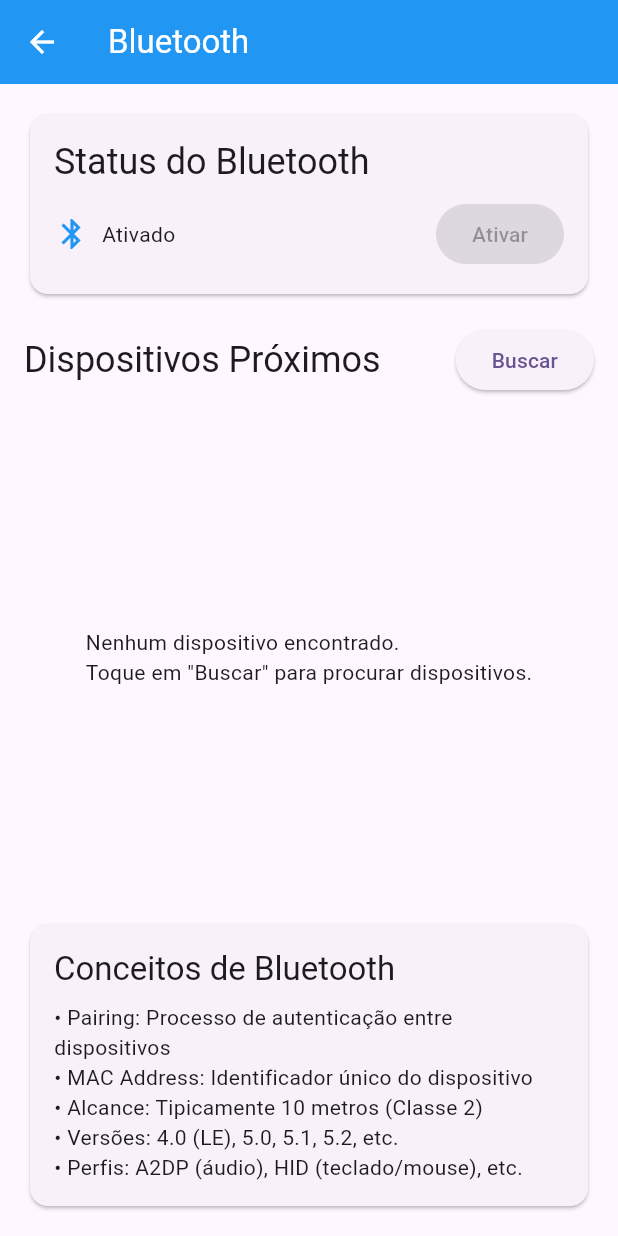
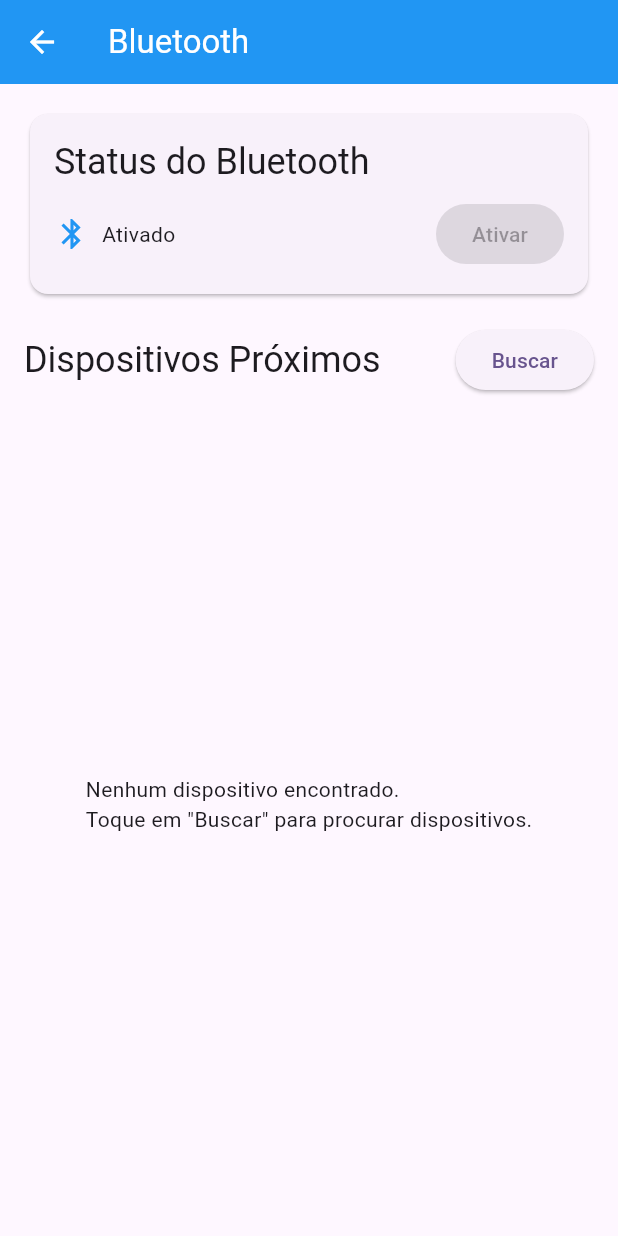
Before and after one commit to dannmf/flutter_hardware_resources, a Flutter app: the screen it shows after launch, after a tap on "Bluetooth", on a phone screen of 412 x 824 dp. Run offline on Flutter 3.47's test engine with Material 3 defaults, Android fonts, the phone set to English and light mode, and no system bars; our stand-ins replace camera, connectivity_plus, flutter_blue_plus, flutter_map, geocoding, geolocator and 4 more; missing offline and left inert: flutter_sound, network_info_plus.

```diff
--- a/lib/pages/bluetooth_page.dart
+++ b/lib/pages/bluetooth_page.dart
@@ -1,7 +1,6 @@
 import 'package:flutter/material.dart';
 import 'package:flutter_blue_plus/flutter_blue_plus.dart';
-import 'package:permission_handler/permission_handler.dart';
-import 'dart:async';
+import '../controllers/bluetooth_controller.dart';
 
 class BluetoothPage extends StatefulWidget {
   const BluetoothPage({super.key});
@@ -11,104 +10,44 @@ class BluetoothPage extends StatefulWidget {
 }
 
 class _BluetoothPageState extends State<BluetoothPage> {
-  BluetoothAdapterState _adapterState = BluetoothAdapterState.unknown;
-  List<ScanResult> _scanResults = [];
-  bool _isScanning = false;
-  StreamSubscription<BluetoothAdapterState>? _adapterStateSubscription;
-  StreamSubscription<List<ScanResult>>? _scanResultsSubscription;
+  late BluetoothController _controller;
 
   @override
   void initState() {
     super.initState();
-    _initBluetooth();
+    _controller = BluetoothController();
+    _controller.addListener(_onControllerUpdate);
+    _controller.initBluetooth();
   }
 
-  Future<void> _initBluetooth() async {
-    await _requestPermissions();
-
-    // Obter estado inicial do adaptador
-    _adapterState = await FlutterBluePlus.adapterState.first;
+  void _onControllerUpdate() {
+    if (mounted) {
       setState(() {});
-
-    // Escutar mudanças no estado do adaptador
-    _adapterStateSubscription = FlutterBluePlus.adapterState.listen((state) {
-      setState(() {
-        _adapterState = state;
-      });
-    });
-
-    // Escutar resultados do scan
-    _scanResultsSubscription = FlutterBluePlus.scanResults.listen((results) {
-      setState(() {
-        _scanResults = results;
-      });
-    });
     }
-
-  Future<void> _requestPermissions() async {
-    await [
-      Permission.bluetoothScan,
-      Permission.bluetoothConnect,
-      Permission.bluetoothAdvertise,
-      Permission.location,
-    ].request();
   }
 
   Future<void> _startScan() async {
-    if (_adapterState != BluetoothAdapterState.on) {
-      ScaffoldMessenger.of(context).showSnackBar(
-        const SnackBar(content: Text('Bluetooth deve estar ativado para buscar dispositivos')),
-      );
-      return;
-    }
-
-    setState(() {
-      _isScanning = true;
-    });
-
-    try {
-      await FlutterBluePlus.startScan(
-        timeout: const Duration(seconds: 15),
-        androidUsesFineLocation: false,
-      );
-
-      // Aguardar o scan terminar
-      await Future.delayed(const Duration(seconds: 15));
-
-      setState(() {
-        _isScanning = false;
-      });
-    } catch (e) {
-      setState(() {
-        _isScanning = false;
-      });
-      ScaffoldMessenger.of(context).showSnackBar(
-        SnackBar(content: Text('Erro ao buscar dispositivos: $e')),
-      );
+    final error = await _controller.startScan();
+    if (error != null && mounted) {
+      ScaffoldMessenger.of(
+        context,
+      ).showSnackBar(SnackBar(content: Text(error)));
     }
   }
 
-
   Future<void> _turnOnBluetooth() async {
-    try {
-      if (await FlutterBluePlus.isSupported == false) {
-        ScaffoldMessenger.of(context).showSnackBar(
-          const SnackBar(content: Text('Bluetooth não é suportado neste dispositivo')),
-        );
-        return;
-      }
-      await FlutterBluePlus.turnOn();
-    } catch (e) {
-      ScaffoldMessenger.of(context).showSnackBar(
-        const SnackBar(content: Text('Ative o Bluetooth manualmente nas configurações do sistema')),
-      );
+    final error = await _controller.turnOnBluetooth();
+    if (error != null && mounted) {
+      ScaffoldMessenger.of(
+        context,
+      ).showSnackBar(SnackBar(content: Text(error)));
     }
   }
 
   @override
   void dispose() {
-    _adapterStateSubscription?.cancel();
-    _scanResultsSubscription?.cancel();
+    _controller.removeListener(_onControllerUpdate);
+    _controller.dispose();
     super.dispose();
   }
 
@@ -139,18 +78,22 @@ class _BluetoothPageState extends State<BluetoothPage> {
                     Row(
                       children: [
                         Icon(
-                          _adapterState == BluetoothAdapterState.on
+                          _controller.adapterState == BluetoothAdapterState.on
                               ? Icons.bluetooth
                               : Icons.bluetooth_disabled,
-                          color: _adapterState == BluetoothAdapterState.on
+                          color:
+                              _controller.adapterState ==
+                                  BluetoothAdapterState.on
                               ? Colors.blue
                               : Colors.grey,
                         ),
                         const SizedBox(width: 8),
-                        Text(_getAdapterStateText()),
+                        Text(_controller.getAdapterStateText()),
                         const Spacer(),
                         ElevatedButton(
-                          onPressed: _adapterState == BluetoothAdapterState.off
+                          onPressed:
+                              _controller.adapterState ==
+                                  BluetoothAdapterState.off
                               ? _turnOnBluetooth
                               : null,
                           child: const Text('Ativar'),
@@ -170,10 +113,12 @@ class _BluetoothPageState extends State<BluetoothPage> {
                 ),
                 const Spacer(),
                 ElevatedButton(
-                  onPressed: _adapterState == BluetoothAdapterState.on && !_isScanning
+                  onPressed:
+                      _controller.adapterState == BluetoothAdapterState.on &&
+                          !_controller.isScanning
                       ? _startScan
                       : null,
-                  child: _isScanning
+                  child: _controller.isScanning
                       ? const SizedBox(
                           width: 16,
                           height: 16,
@@ -185,11 +130,11 @@ class _BluetoothPageState extends State<BluetoothPage> {
             ),
             const SizedBox(height: 16),
             Expanded(
-              child: _adapterState != BluetoothAdapterState.on
+              child: _controller.adapterState != BluetoothAdapterState.on
                   ? const Center(
                       child: Text('Ative o Bluetooth para buscar dispositivos'),
                     )
-                  : _isScanning
+                  : _controller.isScanning
                   ? const Center(
                       child: Column(
                         mainAxisAlignment: MainAxisAlignment.center,
@@ -200,21 +145,27 @@ class _BluetoothPageState extends State<BluetoothPage> {
                         ],
                       ),
                     )
-                      : _scanResults.isEmpty
+                  : _controller.scanResults.isEmpty
                   ? const Center(
-                              child: Text('Nenhum dispositivo encontrado.\nToque em "Buscar" para procurar dispositivos.'),
+                      child: Text(
+                        'Nenhum dispositivo encontrado.\nToque em "Buscar" para procurar dispositivos.',
+                      ),
                     )
                   : ListView.builder(
-                              itemCount: _scanResults.length,
+                      itemCount: _controller.scanResults.length,
                       itemBuilder: (context, index) {
-                                final result = _scanResults[index];
+                        final result = _controller.scanResults[index];
                         final device = result.device;
                         return Card(
                           child: ListTile(
-                                    leading: Icon(_getDeviceIcon(device.platformName)),
-                                    title: Text(device.platformName.isNotEmpty
+                            leading: Icon(
+                              _controller.getDeviceIcon(device.platformName),
+                            ),
+                            title: Text(
+                              device.platformName.isNotEmpty
                                   ? device.platformName
-                                        : 'Dispositivo Desconhecido'),
+                                  : 'Dispositivo Desconhecido',
+                            ),
                             subtitle: Column(
                               crossAxisAlignment: CrossAxisAlignment.start,
                               children: [
@@ -224,20 +175,31 @@ class _BluetoothPageState extends State<BluetoothPage> {
                             ),
                             trailing: result.device.isConnected
                                 ? const Icon(Icons.link, color: Colors.green)
-                                        : const Icon(Icons.link_off, color: Colors.grey),
+                                : const Icon(
+                                    Icons.link_off,
+                                    color: Colors.grey,
+                                  ),
                             onTap: () async {
-                                      try {
                               ScaffoldMessenger.of(context).showSnackBar(
-                                          SnackBar(content: Text('Conectando a ${device.platformName}...')),
+                                SnackBar(
+                                  content: Text(
+                                    'Conectando a ${device.platformName}...',
+                                  ),
+                                ),
                               );
-                                        await device.connect();
+                              final error = await _controller.connectToDevice(
+                                device,
+                              );
+                              if (error == null) {
                                 ScaffoldMessenger.of(context).showSnackBar(
-                                          const SnackBar(content: Text('Conectado com sucesso!')),
+                                  const SnackBar(
+                                    content: Text('Conectado com sucesso!'),
+                                  ),
                                 );
-                                      } catch (e) {
-                                        ScaffoldMessenger.of(context).showSnackBar(
-                                          SnackBar(content: Text('Erro ao conectar: $e')),
-                                        );
+                              } else {
+                                ScaffoldMessenger.of(
+                                  context,
+                                ).showSnackBar(SnackBar(content: Text(error)));
                               }
                             },
                           ),
@@ -246,64 +208,9 @@ class _BluetoothPageState extends State<BluetoothPage> {
                     ),
             ),
             const SizedBox(height: 16),
-            Card(
-              child: Padding(
-                padding: const EdgeInsets.all(16.0),
-                child: Column(
-                  crossAxisAlignment: CrossAxisAlignment.start,
-                  children: [
-                    Text(
-                      'Conceitos de Bluetooth',
-                      style: Theme.of(context).textTheme.titleLarge,
-                    ),
-                    const SizedBox(height: 8),
-                    const Text(
-                      '• Pairing: Processo de autenticação entre dispositivos\n'
-                      '• MAC Address: Identificador único do dispositivo\n'
-                      '• Alcance: Tipicamente 10 metros (Classe 2)\n'
-                      '• Versões: 4.0 (LE), 5.0, 5.1, 5.2, etc.\n'
-                      '• Perfis: A2DP (áudio), HID (teclado/mouse), etc.',
-                      style: TextStyle(fontSize: 14),
-                    ),
-                  ],
-                ),
-              ),
-            ),
           ],
         ),
       ),
     );
   }
-
-  String _getAdapterStateText() {
-    switch (_adapterState) {
-      case BluetoothAdapterState.on:
-        return 'Ativado';
-      case BluetoothAdapterState.off:
-        return 'Desativado';
-      case BluetoothAdapterState.turningOn:
-        return 'Ativando...';
-      case BluetoothAdapterState.turningOff:
-        return 'Desativando...';
-      default:
-        return 'Desconhecido';
 }
-  }
-
-  IconData _getDeviceIcon(String deviceName) {
-    final name = deviceName.toLowerCase();
-    if (name.contains('phone') || name.contains('iphone') || name.contains('android')) {
-      return Icons.smartphone;
-    } else if (name.contains('headphone') || name.contains('earphone') || name.contains('audio')) {
-      return Icons.headphones;
-    } else if (name.contains('tv') || name.contains('television')) {
-      return Icons.tv;
-    } else if (name.contains('computer') || name.contains('laptop') || name.contains('pc')) {
-      return Icons.computer;
-    } else if (name.contains('watch')) {
-      return Icons.watch;
-    } else {
-      return Icons.device_unknown;
-    }
-  }
-}
```
Lines whose indentation alone changed are shown as unchanged.
